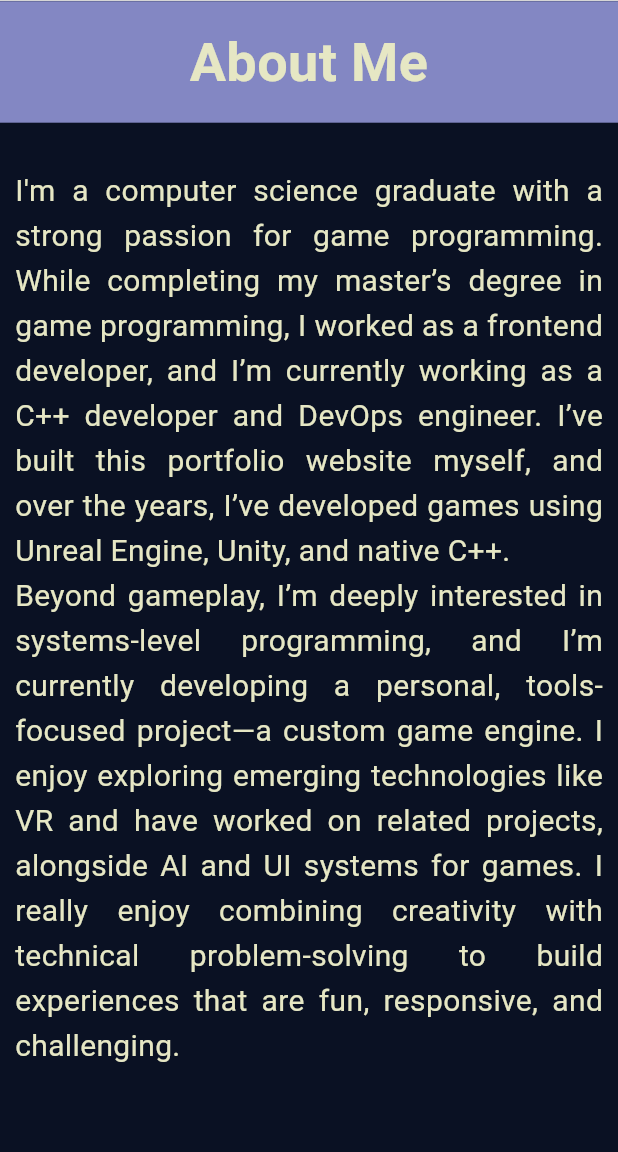
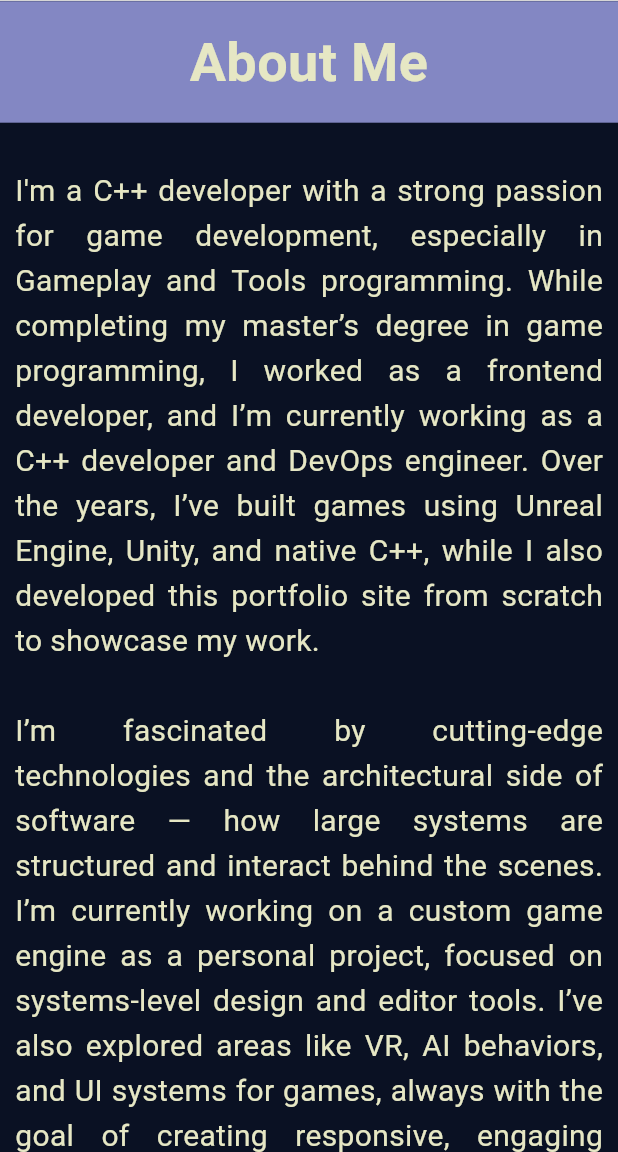
Before and after one commit to veris744/veris744.github.io, a Flutter app: the screen it shows after launch, scrolled down 576 dp, on a phone screen of 412 x 824 dp, the part 84-1236 px from its top. Run offline on Flutter 3.47's test engine with Material 3 defaults, Android fonts, the phone set to English and light mode, and no system bars; drawn by our look-alikes of scrollable_positioned_list, video_player; our stand-ins replace flutter_svg, youtube_player_iframe; missing offline and left inert: footer; network calls fail; grey boxes are pictures that could not be loaded.

Commit message:
about me

```diff
--- a/lib/texts.dart
+++ b/lib/texts.dart
@@ -15,7 +15,7 @@ const String kCopyright = "© 2025 Isabel de Vergara";
 
 const String kAboutMiniHeader = "Hi! I'm Isabel, a C++ Developer and Game Programmer";
 const String kAboutMini = "I am currently working as a C++ programmer and DevOps Engineer.";
-const String kAboutText = "I'm a computer science graduate with a strong passion for game programming. While completing my master’s degree in game programming, I worked as a frontend developer, and I’m currently working as a C++ developer and DevOps engineer. I’ve built this portfolio website myself, and over the years, I’ve developed games using Unreal Engine, Unity, and native C++.\nBeyond gameplay, I’m deeply interested in systems-level programming, and I’m currently developing a personal, tools-focused project—a custom game engine. I enjoy exploring emerging technologies like VR and have worked on related projects, alongside AI and UI systems for games. I really enjoy combining creativity with technical problem-solving to build experiences that are fun, responsive, and challenging.";
+const String kAboutText = "I'm a C++ developer with a strong passion for game development, especially in Gameplay and Tools programming. While completing my master’s degree in game programming, I worked as a frontend developer, and I’m currently working as a C++ developer and DevOps engineer. Over the years, I’ve built games using Unreal Engine, Unity, and native C++, while I also developed this portfolio site from scratch to showcase my work.\n\nI’m fascinated by cutting-edge technologies and the architectural side of software — how large systems are structured and interact behind the scenes. I’m currently working on a custom game engine as a personal project, focused on systems-level design and editor tools. I’ve also explored areas like VR, AI behaviors, and UI systems for games, always with the goal of creating responsive, engaging experiences. I'm hard-working, technically skilled, and enjoy collaborating with others to bring ideas to life.";
 
 /////////////////////////////
 // HIGHLIGHTED - HOME PAGE //
```
